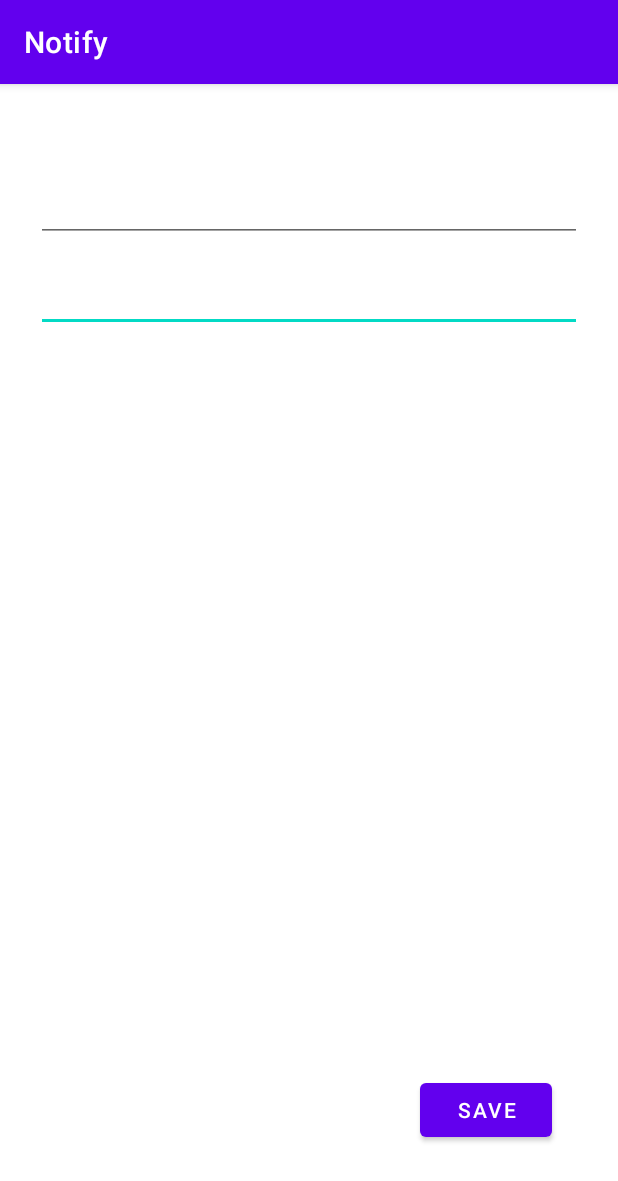
After one commit to Carpenteri1/Notify, an Android app: the EditNoteActivity screen opened directly, with no data from a screen before it, on a phone screen of 412 x 824 dp. The commit adds this screen. Shown: the top 1181 px of the screen. Run offline under Robolectric (Android 15) with nearby library versions, the phone set to English and light mode, and no system bars; 1 statement that could not run was skipped.

Commit message:
edit function added

```diff
--- a/app/src/main/AndroidManifest.xml
+++ b/app/src/main/AndroidManifest.xml
@@ -20,7 +20,8 @@
         <activity android:name=".NewNoteActivity">
         </activity>
         <activity android:name=".NoteInfoActivity">
-
+        </activity>
+        <activity android:name=".EditNoteActivity">
         </activity>
 </application>
 
--- /dev/null
+++ b/app/src/main/java/com/niclas/notify/EditNoteActivity.java
@@ -0,0 +1,77 @@
+package com.niclas.notify;
+
+import android.content.Intent;
+import android.os.Bundle;
+import android.provider.ContactsContract;
+import android.view.View;
+import android.widget.Button;
+import android.widget.EditText;
+import android.widget.TextView;
+
+import androidx.annotation.Nullable;
+import androidx.appcompat.app.AppCompatActivity;
+
+public class EditNoteActivity extends AppCompatActivity {
+    private EditText titleValue;
+    private EditText textValue;
+    private final String NOTE_KEY = "DataGet";
+    private final int RESULTCODE_EDITNOTE = 400;
+
+    @Override
+    protected void onCreate(@Nullable Bundle savedInstanceState)
+    {
+        super.onCreate(savedInstanceState);
+        setContentView(R.layout.activity_editnote);
+        NoteModel theNote = getNoteData(NOTE_KEY);
+        saveButtonClicked(theNote);
+    }
+    private void saveButtonClicked(NoteModel noteModel){
+        Button saveButton = findViewById(R.id.saveEditButton);
+        saveButton.setOnClickListener(new View.OnClickListener() {
+            @Override
+            public void onClick(View view) {
+               saveChanges(noteModel);
+            }
+        });
+    }
+    private NoteModel getNoteData(String keyValue) {
+        Bundle bundle = getIntent().getExtras();
+        return setNoteData((NoteModel) bundle.getSerializable(keyValue));
+    }
+    private Intent newIntent(){
+        return new Intent();
+    }
+    private Bundle newBundle(String keyValue,NoteModel theNote){
+        Bundle newBundle = new Bundle();
+        newBundle.putSerializable(keyValue,theNote);
+        return newBundle;
+    }
+
+
+    private NoteModel setNoteData(NoteModel theNote){
+        textValue = findViewById(R.id.editText);
+        titleValue = findViewById(R.id.editTitle);
+
+        textValue.setText(theNote.getNoteText());
+        titleValue.setText(theNote.getTitle());
+
+        return theNote;
+    }
+    private String getTitleValue(){
+        titleValue = findViewById(R.id.editTitle);
+        return titleValue.getText().toString();
+    }
+    private String getTextValue(){
+        textValue = findViewById(R.id.editText);
+        return textValue.getText().toString();
+    }
+
+    private void saveChanges(NoteModel noteModel){
+        noteModel.setTitle(getTitleValue());
+        noteModel.setNoteText(getTextValue());
+        setResult(RESULTCODE_EDITNOTE,newIntent().putExtras(newBundle(NOTE_KEY,noteModel)));
+        finish();
+    }
+
+
+}
--- a/app/src/main/java/com/niclas/notify/NewNoteActivity.java
+++ b/app/src/main/java/com/niclas/notify/NewNoteActivity.java
@@ -40,13 +40,13 @@ public class NewNoteActivity extends AppCompatActivity{
 
                 if(checkInput(newNote.getTitle(), newNote.getNoteText()))
                 {
-                    saveNote(newNote);
+                    saveNoteAndSend(newNote);
                 }
             }
         });
     }
 
-    private void saveNote(NoteModel newNote)
+    private void saveNoteAndSend(NoteModel newNote)
     {
         Intent intent = new Intent();
         Bundle newBundle = new Bundle();
--- /dev/null
+++ b/app/src/main/res/layout/activity_editnote.xml
@@ -0,0 +1,62 @@
+<?xml version="1.0" encoding="utf-8"?>
+<androidx.constraintlayout.widget.ConstraintLayout xmlns:android="http://schemas.android.com/apk/res/android"
+    xmlns:app="http://schemas.android.com/apk/res-auto"
+    xmlns:tools="http://schemas.android.com/tools"
+    android:layout_width="match_parent"
+    android:layout_height="match_parent">
+
+    <EditText
+        android:id="@+id/editText"
+        android:layout_width="0dp"
+        android:layout_height="wrap_content"
+        android:layout_marginStart="24dp"
+        android:layout_marginTop="2dp"
+        android:layout_marginEnd="24dp"
+        android:layout_marginBottom="8dp"
+        android:ems="10"
+        android:gravity="start|top"
+        android:inputType="textMultiLine"
+        android:minHeight="48dp"
+        app:layout_constraintBottom_toBottomOf="parent"
+        app:layout_constraintEnd_toEndOf="parent"
+        app:layout_constraintHorizontal_bias="0.0"
+        app:layout_constraintStart_toStartOf="parent"
+        app:layout_constraintTop_toBottomOf="@+id/editTitle"
+        app:layout_constraintVertical_bias="0.017"
+        tools:ignore="SpeakableTextPresentCheck" />
+
+    <EditText
+        android:id="@+id/editTitle"
+        android:layout_width="0dp"
+        android:layout_height="55dp"
+        android:layout_marginStart="24dp"
+        android:layout_marginTop="2dp"
+        android:layout_marginEnd="24dp"
+        android:layout_marginBottom="8dp"
+        android:ems="10"
+        android:gravity="start|top"
+        android:inputType="textMultiLine"
+        app:layout_constraintBottom_toBottomOf="parent"
+        app:layout_constraintEnd_toEndOf="parent"
+        app:layout_constraintHorizontal_bias="1.0"
+        app:layout_constraintStart_toStartOf="parent"
+        app:layout_constraintTop_toTopOf="parent"
+        app:layout_constraintVertical_bias="0.068"
+        tools:ignore="SpeakableTextPresentCheck" />
+
+    <Button
+        android:id="@+id/saveEditButton"
+        android:layout_width="wrap_content"
+        android:layout_height="wrap_content"
+        android:layout_marginStart="8dp"
+        android:layout_marginTop="200dp"
+        android:layout_marginEnd="4dp"
+        android:layout_marginBottom="25dp"
+        android:text="Save"
+        app:layout_constraintBottom_toBottomOf="parent"
+        app:layout_constraintEnd_toEndOf="parent"
+        app:layout_constraintHorizontal_bias="0.872"
+        app:layout_constraintStart_toStartOf="parent"
+        app:layout_constraintTop_toTopOf="parent"
+        app:layout_constraintVertical_bias="0.93" />
+</androidx.constraintlayout.widget.ConstraintLayout>
```
Also changed, not shown: app/src/main/java/com/niclas/notify/MainActivity.java (+70 -24 lines), app/src/main/java/com/niclas/notify/NoteInfoActivity.java (+17 -26 lines), app/src/main/res/layout/activity_noteinfo.xml (+16 -13 lines).
